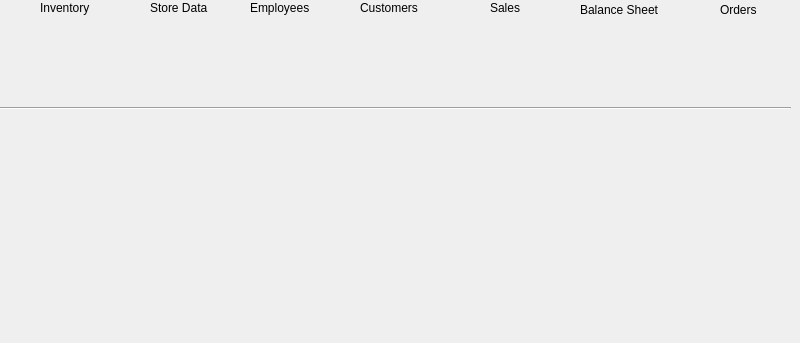
Before: the Qt Designer form homepageview.ui in pjpassero/StoreManager, drawn with Qt 5; both pictures show x 0 to 800 and y 0 to 343 of the 800 by 600 pixel window.
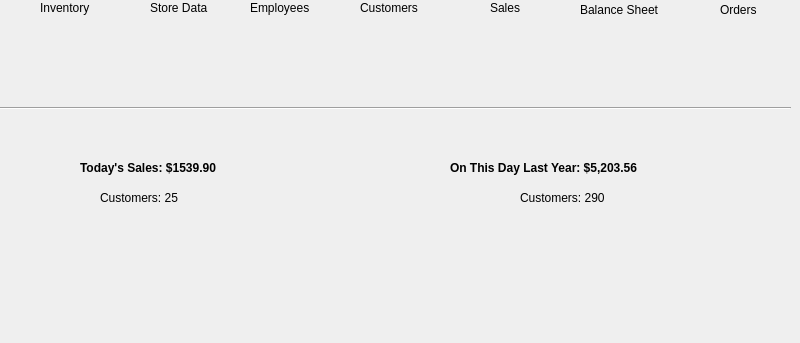
After: the same form once the commit is applied. Icons and pictures are not drawn.

The edit to the form file:
```diff
--- a/homepageview.ui
+++ b/homepageview.ui
@@ -251,6 +251,64 @@
      <string>Orders</string>
     </property>
    </widget>
+   <widget class="QLabel" name="label_8">
+    <property name="geometry">
+     <rect>
+      <x>80</x>
+      <y>160</y>
+      <width>191</width>
+      <height>16</height>
+     </rect>
+    </property>
+    <property name="styleSheet">
+     <string notr="true">font-weight:bold;</string>
+    </property>
+    <property name="text">
+     <string>Today's Sales: $1539.90</string>
+    </property>
+   </widget>
+   <widget class="QLabel" name="label_9">
+    <property name="geometry">
+     <rect>
+      <x>450</x>
+      <y>160</y>
+      <width>221</width>
+      <height>16</height>
+     </rect>
+    </property>
+    <property name="styleSheet">
+     <string notr="true">font-weight:bold;</string>
+    </property>
+    <property name="text">
+     <string>On This Day Last Year: $5,203.56</string>
+    </property>
+   </widget>
+   <widget class="QLabel" name="label_10">
+    <property name="geometry">
+     <rect>
+      <x>100</x>
+      <y>190</y>
+      <width>101</width>
+      <height>16</height>
+     </rect>
+    </property>
+    <property name="text">
+     <string>Customers: 25</string>
+    </property>
+   </widget>
+   <widget class="QLabel" name="label_11">
+    <property name="geometry">
+     <rect>
+      <x>520</x>
+      <y>190</y>
+      <width>101</width>
+      <height>16</height>
+     </rect>
+    </property>
+    <property name="text">
+     <string>Customers: 290</string>
+    </property>
+   </widget>
   </widget>
   <widget class="QMenuBar" name="menubar">
    <property name="geometry">
```
